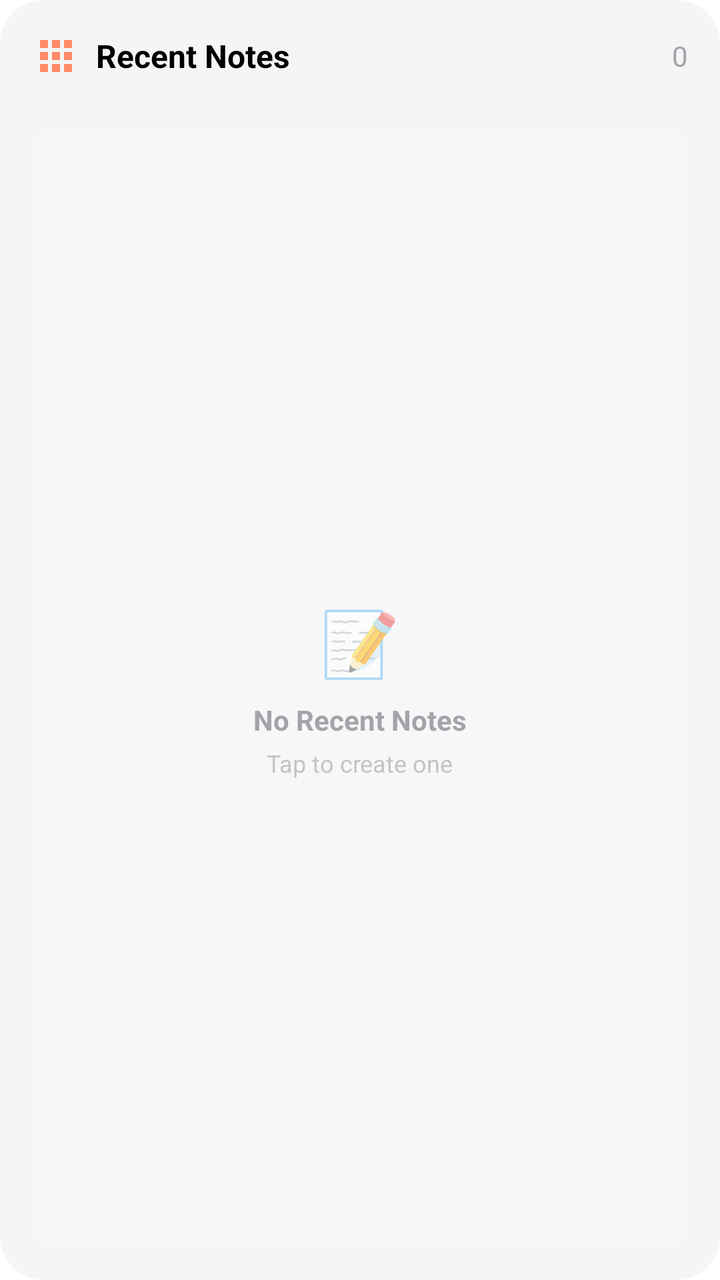
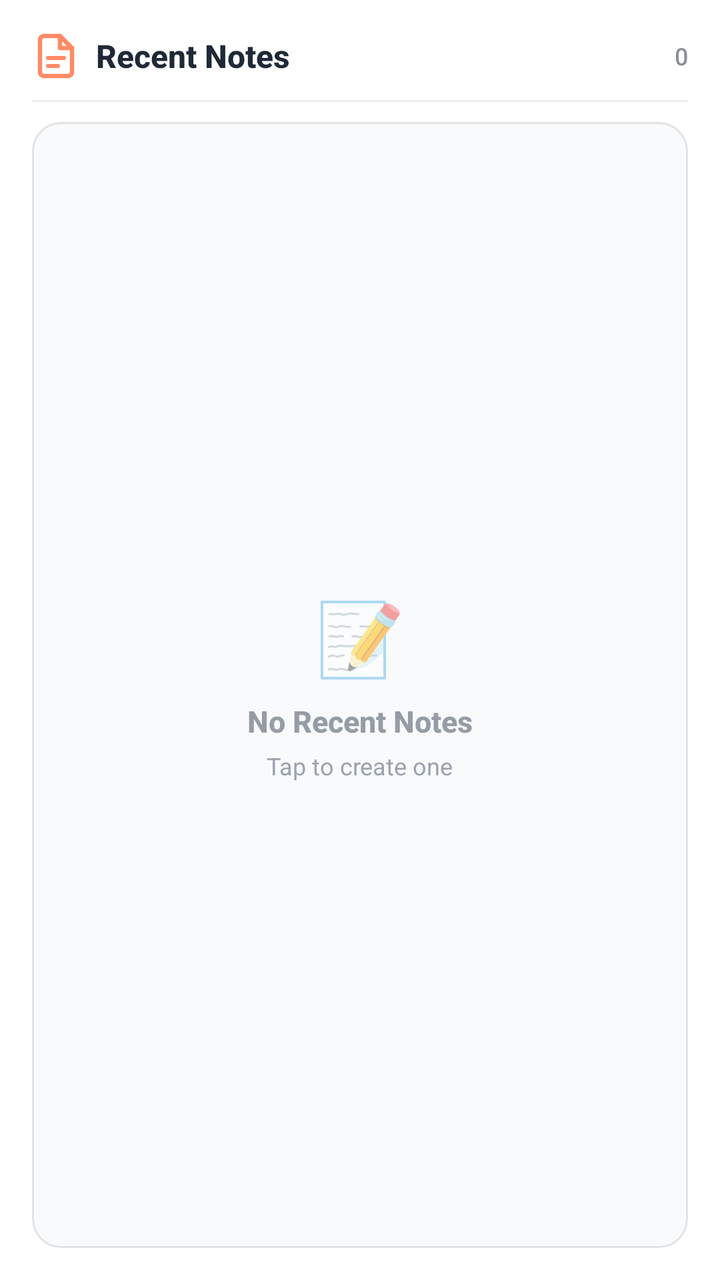

Before-and-after screenshots of an Android layout around one commit, followed by the original layout XML and the change that was made.
<!-- AndroidManifest.xml: fallback theme Theme.MaterialComponents.DayNight.NoActionBar -->
<!-- res/layout/note_widget_layout.xml -->
<?xml version="1.0" encoding="utf-8"?>
<FrameLayout xmlns:android="http://schemas.android.com/apk/res/android"
    android:id="@+id/widget_header"
    android:layout_width="match_parent"
    android:layout_height="match_parent"
    android:background="@drawable/widget_container_background"
    android:padding="16dp"
    android:clickable="true"
    android:focusable="true">

    <LinearLayout
        android:layout_width="match_parent"
        android:layout_height="match_parent"
        android:orientation="vertical">

        
        <LinearLayout
            android:layout_width="match_parent"
            android:layout_height="wrap_content"
            android:gravity="center_vertical"
            android:orientation="horizontal"
            android:paddingBottom="12dp">

            <ImageView
                android:id="@+id/widget_icon"
                android:layout_width="24dp"
                android:layout_height="24dp"
                android:src="@drawable/ic_widget"
                android:tint="#FF8A65"
                android:contentDescription="Icon" />

            <TextView
                android:id="@+id/widget_title"
                android:layout_width="0dp"
                android:layout_height="wrap_content"
                android:layout_weight="1"
                android:layout_marginStart="8dp"
                android:text="Recent Notes"
                android:textSize="16sp"
                android:textStyle="bold"
                android:textColor="@color/text_primary" />

            
             <TextView
                android:id="@+id/notes_count"
                android:layout_width="wrap_content"
                android:layout_height="wrap_content"
                android:text="0"
                android:textSize="14sp"
                android:textColor="@color/text_secondary"
                android:alpha="0.8" />

        </LinearLayout>

        
        <LinearLayout
            android:layout_width="match_parent"
            android:layout_height="1dp"
            android:background="#FFFFFF"
            android:alpha="0.15" />

        
        <FrameLayout
            android:layout_width="match_parent"
            android:layout_height="0dp"
            android:layout_weight="1"
            android:paddingTop="12dp">

            
            <LinearLayout
                android:id="@+id/empty_state"
                android:layout_width="match_parent"
                android:layout_height="match_parent"
                android:background="@drawable/widget_item_background"
                android:orientation="vertical"
                android:gravity="center"
                android:visibility="visible">

                <TextView
                    android:layout_width="wrap_content"
                    android:layout_height="wrap_content"
                    android:text="📝"
                    android:textSize="32sp" />

                <TextView
                    android:layout_width="wrap_content"
                    android:layout_height="wrap_content"
                    android:layout_marginTop="8dp"
                    android:text="No Recent Notes"
                    android:textSize="14sp"
                    android:textColor="@color/text_secondary"
                    android:alpha="0.8"
                    android:textStyle="bold" />

                 <TextView
                    android:layout_width="wrap_content"
                    android:layout_height="wrap_content"
                    android:layout_marginTop="4dp"
                    android:text="Tap to create one"
                    android:textSize="12sp"
                    android:textColor="@color/text_secondary"
                    android:alpha="0.5" />

            </LinearLayout>

            <ListView
                android:id="@+id/notes_list"
                android:layout_width="match_parent"
                android:layout_height="match_parent"
                android:divider="@null"
                android:visibility="gone" />

        </FrameLayout>

    </LinearLayout>

</FrameLayout>
<!-- resources referenced by this layout -->
<resources>
  <color name="text_primary">#000000</color>
  <color name="text_secondary">#8E8E93</color>
  <!-- drawable ic_widget (drawable) -->
  <?xml version="1.0" encoding="utf-8"?>
  <vector xmlns:android="http://schemas.android.com/apk/res/android"
      android:width="24dp"
      android:height="24dp"
      android:viewportWidth="24"
      android:viewportHeight="24">
      <path
          android:fillColor="#FFFFFF"
          android:pathData="M4,8h4V4H4V8zM10,20h4v-4h-4V20zM4,20h4v-4H4V20zM4,14h4v-4H4V14zM10,14h4v-4h-4V14zM16,4v4h4V4H16zM10,8h4V4h-4V8zM16,14h4v-4h-4V14zM16,20h4v-4h-4V20z"/>
  </vector>
  <!-- drawable widget_container_background (drawable) -->
  <?xml version="1.0" encoding="utf-8"?>
  <shape xmlns:android="http://schemas.android.com/apk/res/android"
      android:shape="rectangle">
      <solid android:color="@color/widget_background"/>
      <corners android:radius="22dp"/>
  </shape>
  <!-- drawable widget_item_background (drawable) -->
  <?xml version="1.0" encoding="utf-8"?>
  <shape xmlns:android="http://schemas.android.com/apk/res/android">
      <solid android:color="#30FFFFFF" />
      <corners android:radius="12dp" />
  </shape>
  <color name="widget_background">#F5F5F7</color>
</resources>

<!-- the commit's change to res/layout/note_widget_layout.xml (unified diff, before → after) -->
@@ -4,13 +4,22 @@
     android:layout_width="match_parent"
     android:layout_height="match_parent"
     android:background="@drawable/widget_container_background"
-    android:padding="16dp"
+    android:padding="0dp"
     android:clickable="true"
     android:focusable="true">
+
+    <ImageView
+        android:id="@+id/widget_bg_image"
+        android:layout_width="match_parent"
+        android:layout_height="match_parent"
+        android:scaleType="centerCrop"
+        android:contentDescription="@null"
+        android:visibility="gone" />
 
     <LinearLayout
         android:layout_width="match_parent"
         android:layout_height="match_parent"
+        android:padding="16dp"
         android:orientation="vertical">
 
         
@@ -19,15 +28,14 @@
             android:layout_height="wrap_content"
             android:gravity="center_vertical"
             android:orientation="horizontal"
-            android:paddingBottom="12dp">
+            android:paddingBottom="10dp">
 
             <ImageView
                 android:id="@+id/widget_icon"
                 android:layout_width="24dp"
                 android:layout_height="24dp"
-                android:src="@drawable/ic_widget"
-                android:tint="#FF8A65"
-                android:contentDescription="Icon" />
+                android:src="@drawable/ic_feature_notes"
+                android:contentDescription="Notes Icon" />
 
             <TextView
                 android:id="@+id/widget_title"
@@ -38,33 +46,34 @@
                 android:text="Recent Notes"
                 android:textSize="16sp"
                 android:textStyle="bold"
+                android:fontFamily="sans-serif-medium"
                 android:textColor="@color/text_primary" />
 
             
-             <TextView
+            <TextView
                 android:id="@+id/notes_count"
                 android:layout_width="wrap_content"
                 android:layout_height="wrap_content"
                 android:text="0"
-                android:textSize="14sp"
+                android:textSize="12sp"
                 android:textColor="@color/text_secondary"
+                android:fontFamily="sans-serif-medium"
                 android:alpha="0.8" />
 
         </LinearLayout>
 
         
-        <LinearLayout
+        <FrameLayout
             android:layout_width="match_parent"
             android:layout_height="1dp"
-            android:background="#FFFFFF"
-            android:alpha="0.15" />
+            android:background="@color/widget_divider" />
 
         
         <FrameLayout
             android:layout_width="match_parent"
             android:layout_height="0dp"
             android:layout_weight="1"
-            android:paddingTop="12dp">
+            android:paddingTop="10dp">
 
             
             <LinearLayout
@@ -80,26 +89,27 @@
                     android:layout_width="wrap_content"
                     android:layout_height="wrap_content"
                     android:text="📝"
-                    android:textSize="32sp" />
+                    android:textSize="36sp" />
 
                 <TextView
                     android:layout_width="wrap_content"
                     android:layout_height="wrap_content"
                     android:layout_marginTop="8dp"
                     android:text="No Recent Notes"
-                    android:textSize="14sp"
+                    android:textSize="15sp"
                     android:textColor="@color/text_secondary"
-                    android:alpha="0.8"
+                    android:fontFamily="sans-serif-medium"
+                    android:alpha="0.7"
                     android:textStyle="bold" />
 
-                 <TextView
+                <TextView
                     android:layout_width="wrap_content"
                     android:layout_height="wrap_content"
                     android:layout_marginTop="4dp"
                     android:text="Tap to create one"
                     android:textSize="12sp"
-                    android:textColor="@color/text_secondary"
-                    android:alpha="0.5" />
+                    android:textColor="@color/text_tertiary"
+                    android:fontFamily="sans-serif" />
 
             </LinearLayout>
 
@@ -108,6 +118,11 @@
                 android:layout_width="match_parent"
                 android:layout_height="match_parent"
                 android:divider="@null"
+                android:dividerHeight="0dp"
+                android:scrollbars="none"
+                android:fadingEdge="vertical"
+                android:fadingEdgeLength="24dp"
+                android:clipToPadding="false"
                 android:visibility="gone" />
 
         </FrameLayout>
<!-- resource entries referenced after the edit -->
@@ -1,17 +1,37 @@
 <!-- resources referenced by this layout -->
 <resources>
-  <color name="text_primary">#000000</color>
-  <color name="text_secondary">#8E8E93</color>
-  <!-- drawable ic_widget (drawable) -->
-  <?xml version="1.0" encoding="utf-8"?>
+  <color name="text_primary">#1F2937</color>
+  <color name="text_secondary">#6B7280</color>
+  <color name="text_tertiary">#9CA3AF</color>
+  <color name="widget_divider">#12000000</color>
+  <!-- drawable ic_feature_notes (drawable) -->
   <vector xmlns:android="http://schemas.android.com/apk/res/android"
       android:width="24dp"
       android:height="24dp"
       android:viewportWidth="24"
       android:viewportHeight="24">
+      
       <path
-          android:fillColor="#FFFFFF"
-          android:pathData="M4,8h4V4H4V8zM10,20h4v-4h-4V20zM4,20h4v-4H4V20zM4,14h4v-4H4V14zM10,14h4v-4h-4V14zM16,4v4h4V4H16zM10,8h4V4h-4V8zM16,14h4v-4h-4V14zM16,20h4v-4h-4V20z"/>
+          android:fillColor="#00000000"
+          android:strokeColor="#FF8A65"
+          android:strokeWidth="2.2"
+          android:strokeLineCap="round"
+          android:strokeLineJoin="round"
+          android:pathData="M14,2H6A2,2 0 0,0 4,4V20A2,2 0 0,0 6,22H18A2,2 0 0,0 20,20V8L14,2Z"/>
+      <path
+          android:fillColor="#00000000"
+          android:strokeColor="#FF8A65"
+          android:strokeWidth="2.2"
+          android:strokeLineCap="round"
+          android:strokeLineJoin="round"
+          android:pathData="M14,2V8H20"/>
+      
+      <path
+          android:fillColor="#00000000"
+          android:strokeColor="#FF8A65"
+          android:strokeWidth="2"
+          android:strokeLineCap="round"
+          android:pathData="M8,13H16M8,17H13"/>
   </vector>
   <!-- drawable widget_container_background (drawable) -->
   <?xml version="1.0" encoding="utf-8"?>
@@ -22,10 +42,14 @@
   </shape>
   <!-- drawable widget_item_background (drawable) -->
   <?xml version="1.0" encoding="utf-8"?>
-  <shape xmlns:android="http://schemas.android.com/apk/res/android">
-      <solid android:color="#30FFFFFF" />
-      <corners android:radius="12dp" />
+  <shape xmlns:android="http://schemas.android.com/apk/res/android"
+      android:shape="rectangle">
+      <solid android:color="@color/widget_surface_translucent" />
+      <corners android:radius="14dp" />
+      <stroke android:width="1dp" android:color="@color/widget_card_border" />
   </shape>
-  <color name="widget_background">#F5F5F7</color>
+  <color name="widget_background">#FFFFFF</color>
+  <color name="widget_surface_translucent">#F8FAFC</color>
+  <color name="widget_card_border">#1A000000</color>
 </resources>
 
